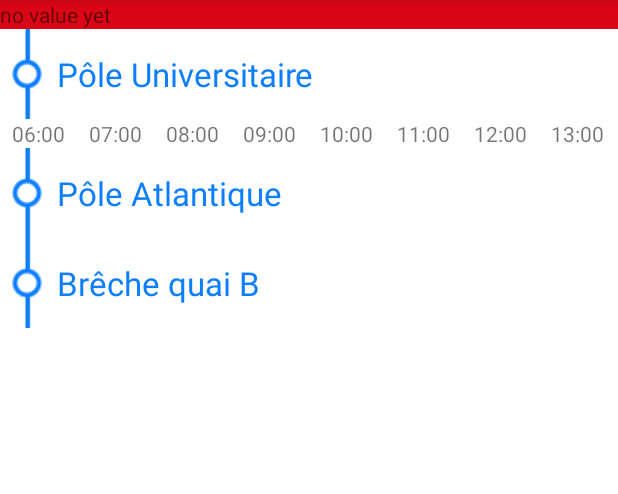
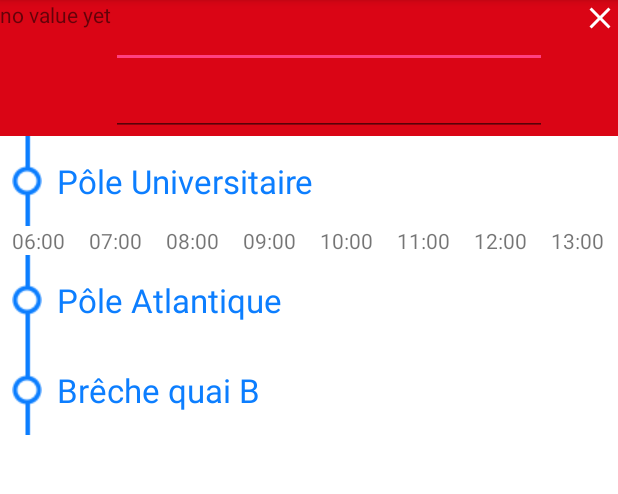
Before and after one commit to dcz-switcher/niortbus, an Android app: the screen it shows after launch (MainActivity), after a tap on "Pôle Universitaire", on a phone screen of 412 x 824 dp, the part 84-578 px from its top. Run offline under Robolectric (Android 15) with nearby library versions, the phone set to English and light mode, and no system bars.

Commit message:
start design top of the detailled view

```diff
--- a/app/src/main/java/com/niortreactnative/adapters/HourListAdapter.kt
+++ b/app/src/main/java/com/niortreactnative/adapters/HourListAdapter.kt
@@ -1,6 +1,7 @@
 package com.niortreactnative.adapters
 
 import android.support.v7.widget.RecyclerView
+import android.util.Log
 import android.view.LayoutInflater
 import android.view.View
 import android.view.ViewGroup
@@ -13,6 +14,7 @@
 
 class HourListAdapter(hours:Array<String>) : RecyclerView.Adapter<HourListAdapter.ViewHolder>(){
 
+    private val TAG = "HourListAdapter"
 
     private var hours = hours
 
@@ -24,6 +26,10 @@
 
     override fun onBindViewHolder(holder: ViewHolder?, position: Int) {
         holder?.hour?.text = hours[position]
+
+        holder?.itemView?.setOnClickListener {
+            Log.d(TAG, "tap on " + hours[position])
+        }
     }
 
     override fun getItemCount(): Int {
--- /dev/null
+++ b/app/src/main/res/drawable/ic_close_white_24dp.xml
@@ -0,0 +1,9 @@
+<vector xmlns:android="http://schemas.android.com/apk/res/android"
+        android:width="24dp"
+        android:height="24dp"
+        android:viewportWidth="24.0"
+        android:viewportHeight="24.0">
+    <path
+        android:fillColor="#FFFFFFFF"
+        android:pathData="M19,6.41L17.59,5 12,10.59 6.41,5 5,6.41 10.59,12 5,17.59 6.41,19 12,13.41 17.59,19 19,17.59 13.41,12z"/>
+</vector>
--- a/app/src/main/res/layout/fragment_line_detail.xml
+++ b/app/src/main/res/layout/fragment_line_detail.xml
@@ -5,15 +5,58 @@
              tools:context="com.niortreactnative.fragments.LineDetailFragment"
     android:orientation="vertical">
 
-    <FrameLayout
+    <LinearLayout
+        android:orientation="horizontal"
         android:background="@color/line1"
         android:layout_width="match_parent"
         android:layout_height="wrap_content">
+
         <TextView
+            android:layout_width="wrap_content"
+            android:layout_height="wrap_content"
+            android:text="@string/textview_default"/>
+
+        <LinearLayout
             android:layout_width="match_parent"
             android:layout_height="wrap_content"
-            android:text="@string/textview_default"/>
-    </FrameLayout>
+            android:orientation="vertical"
+            android:layout_weight="1">
+
+
+            <EditText
+                android:id="@+id/editText"
+                android:layout_width="match_parent"
+                android:layout_height="wrap_content"
+                android:ems="10"
+                android:inputType="textPersonName"
+                />
+
+            <EditText
+                android:id="@+id/editText2"
+                android:layout_width="match_parent"
+                android:layout_height="wrap_content"
+                android:ems="10"
+                android:inputType="textPersonName"
+                />
+
+        </LinearLayout>
+
+        <LinearLayout
+            android:layout_width="match_parent"
+            android:layout_height="match_parent"
+            android:orientation="horizontal"
+            android:layout_weight="3"
+            android:gravity="end">
+
+            <ImageView
+                android:layout_width="wrap_content"
+                android:layout_height="wrap_content"
+                android:src="@drawable/ic_close_white_24dp"/>
+
+        </LinearLayout>
+
+
+    </LinearLayout>
 
     <android.support.v7.widget.RecyclerView
         android:id="@+id/stop_list"
```
